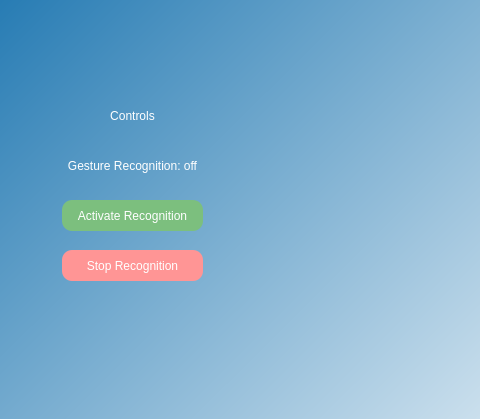
This is ui/control_window.ui in sagerpascal/zhaw_pa_robodog as Qt 5 draws it before an edit; both pictures show x 218 to 698 and y 0 to 419 of the 698 by 419 pixel window. The edited form follows.
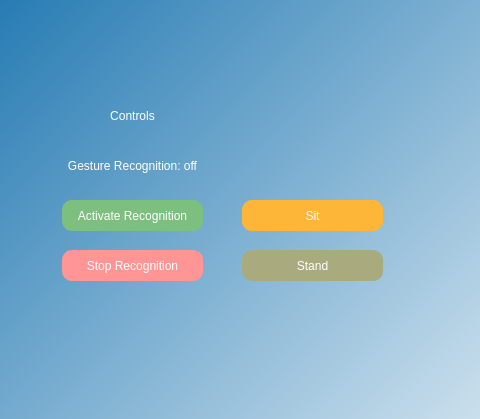
This is the edited form.

Commit message: added sit and stand buttons

Diff of the .ui file:
```diff
--- a/ui/control_window.ui
+++ b/ui/control_window.ui
@@ -129,6 +129,44 @@
      <set>Qt::AlignCenter</set>
     </property>
    </widget>
+   <widget class="QPushButton" name="sitButton">
+    <property name="geometry">
+     <rect>
+      <x>460</x>
+      <y>200</y>
+      <width>141</width>
+      <height>31</height>
+     </rect>
+    </property>
+    <property name="styleSheet">
+     <string notr="true">border-radius: 10px;
+background-color: rgb(254, 182, 56);
+color: rgb(255, 255, 255);
+font: 9pt &quot;MS Shell Dlg 2&quot;;</string>
+    </property>
+    <property name="text">
+     <string>Sit</string>
+    </property>
+   </widget>
+   <widget class="QPushButton" name="standButton">
+    <property name="geometry">
+     <rect>
+      <x>460</x>
+      <y>250</y>
+      <width>141</width>
+      <height>31</height>
+     </rect>
+    </property>
+    <property name="styleSheet">
+     <string notr="true">border-radius: 10px;
+background-color: rgb(170, 170, 127);
+color: rgb(255, 255, 255);
+font: 9pt &quot;MS Shell Dlg 2&quot;;</string>
+    </property>
+    <property name="text">
+     <string>Stand</string>
+    </property>
+   </widget>
   </widget>
  </widget>
  <resources/>
```
